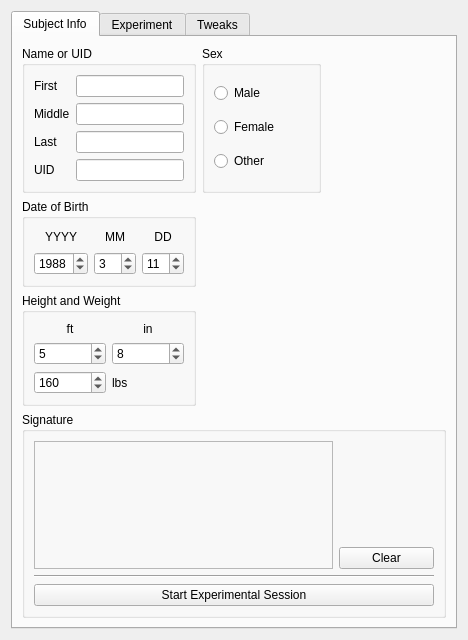
This is ui/w_usertesting.ui in johnbatzer18/biomech_flexsea-plan as Qt 5 draws it before an edit. The edited form follows.
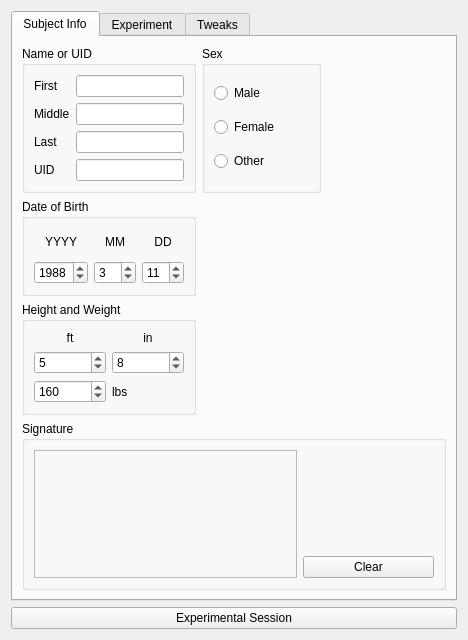
This is the edited form. The open tabs and pages were chosen to show the change.

Commit message: UT: reworked the Start/Stop session logic

The edit to the form file:
```diff
--- a/ui/w_usertesting.ui
+++ b/ui/w_usertesting.ui
@@ -309,14 +309,31 @@
           <string>Signature</string>
          </property>
          <layout class="QGridLayout" name="gridLayout_5">
-          <item row="1" column="3">
+          <item row="0" column="0" rowspan="2" colspan="2">
+           <widget class="QFrame" name="frame">
+            <property name="frameShape">
+             <enum>QFrame::StyledPanel</enum>
+            </property>
+            <property name="frameShadow">
+             <enum>QFrame::Raised</enum>
+            </property>
+            <property name="lineWidth">
+             <number>10</number>
+            </property>
+            <property name="midLineWidth">
+             <number>2</number>
+            </property>
+            <layout class="QGridLayout" name="gridLayout_7"/>
+           </widget>
+          </item>
+          <item row="1" column="2">
            <widget class="QPushButton" name="pushButtonSigClear">
             <property name="text">
              <string>Clear</string>
             </property>
            </widget>
           </item>
-          <item row="0" column="3">
+          <item row="0" column="2">
            <spacer name="verticalSpacer">
             <property name="orientation">
              <enum>Qt::Vertical</enum>
@@ -332,37 +349,6 @@
             </property>
            </spacer>
           </item>
-          <item row="3" column="0" colspan="4">
-           <widget class="Line" name="line">
-            <property name="orientation">
-             <enum>Qt::Horizontal</enum>
-            </property>
-           </widget>
-          </item>
-          <item row="4" column="0" colspan="4">
-           <widget class="QPushButton" name="pushButtonApprove">
-            <property name="text">
-             <string>Start Experimental Session</string>
-            </property>
-           </widget>
-          </item>
-          <item row="0" column="0" rowspan="2" colspan="3">
-           <widget class="QFrame" name="frame">
-            <property name="frameShape">
-             <enum>QFrame::StyledPanel</enum>
-            </property>
-            <property name="frameShadow">
-             <enum>QFrame::Raised</enum>
-            </property>
-            <property name="lineWidth">
-             <number>10</number>
-            </property>
-            <property name="midLineWidth">
-             <number>2</number>
-            </property>
-            <layout class="QGridLayout" name="gridLayout_7"/>
-           </widget>
-          </item>
          </layout>
         </widget>
        </item>
@@ -1065,6 +1051,13 @@
      </widget>
     </widget>
    </item>
+   <item row="1" column="0">
+    <widget class="QPushButton" name="pushButtonExpSession">
+     <property name="text">
+      <string>Experimental Session</string>
+     </property>
+    </widget>
+   </item>
   </layout>
  </widget>
  <resources/>
```
Left out of the diff: 80 changed lines with no effect on the pictures. The commit also changes 2 other files.
